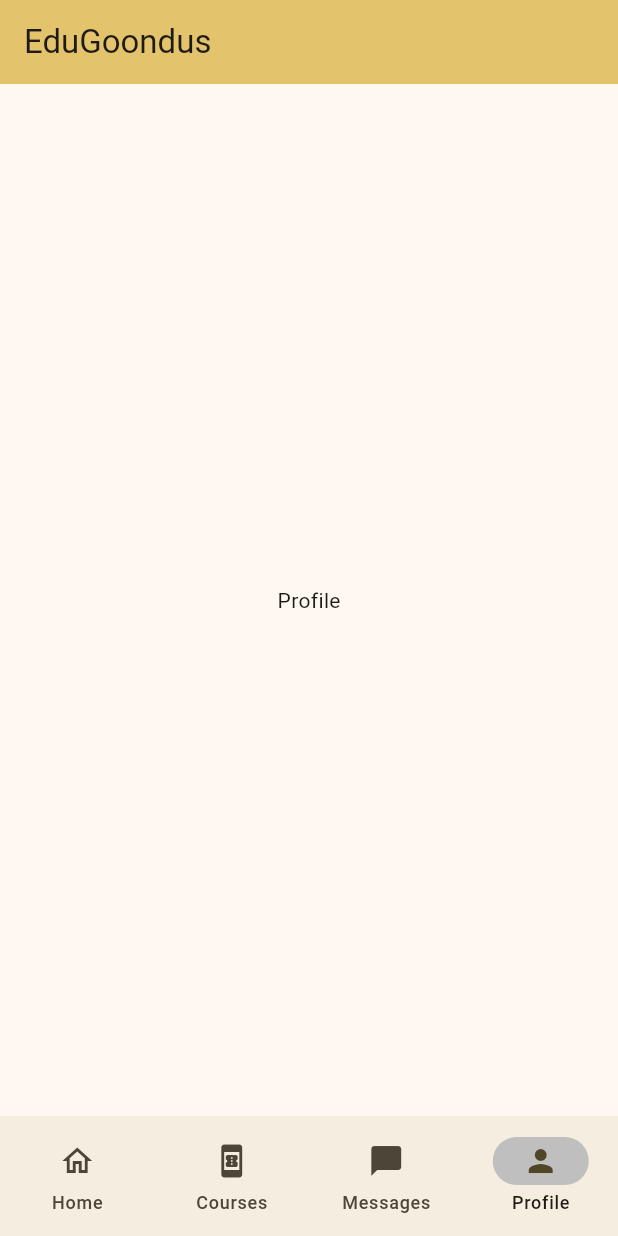
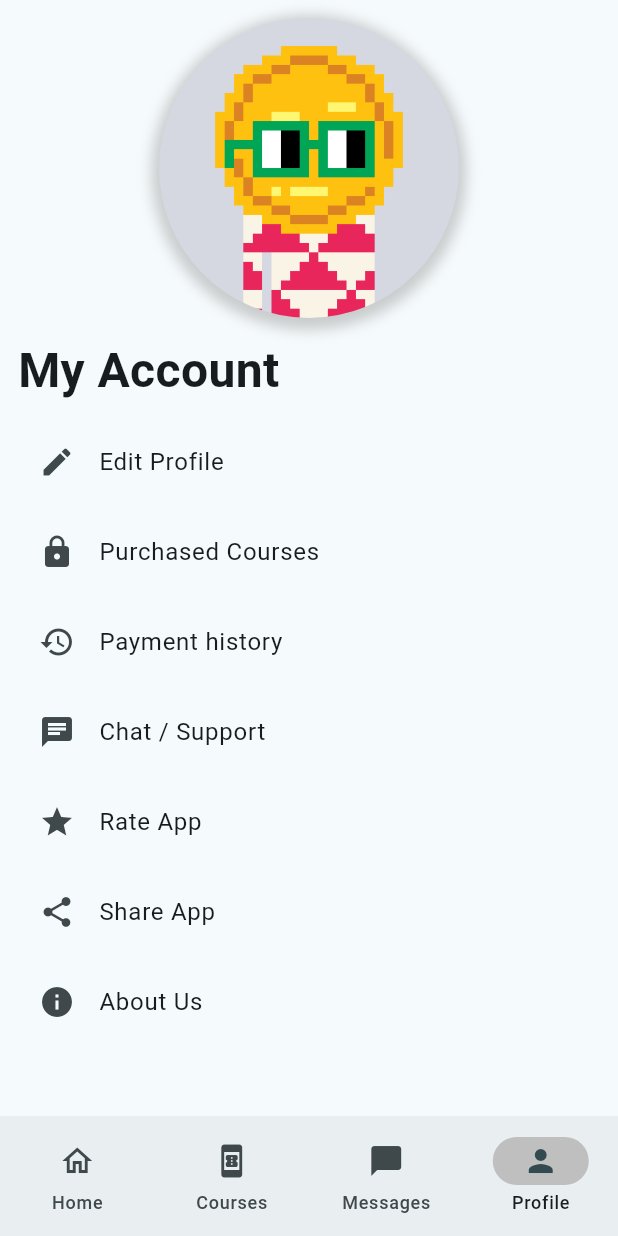
Before and after one commit to seahsongli/Educoders, a Flutter app: the screen it shows after launch, item 4 of the bottom bar chosen, on a phone screen of 412 x 824 dp. Run offline on Flutter 3.47's test engine with Material 3 defaults, Android fonts, the phone set to English and light mode, and no system bars; our stand-ins replace flutter_svg; network calls fail.

Commit message:
Complete profile page skeleton

```diff
--- a/app/lib/main.dart
+++ b/app/lib/main.dart
@@ -19,7 +19,7 @@ class MyApp extends StatelessWidget {
       title: 'Goondus',
       theme: ThemeData(
           useMaterial3: true,
-          colorSchemeSeed: const Color.fromARGB(1, 255, 204, 0)),
+          colorSchemeSeed: const Color.fromARGB(1, 202, 239, 249)),
       home: const MyHomePage(title: 'EduGoondus'),
     );
   }
@@ -73,10 +73,12 @@ class _MyHomePageState extends State<MyHomePage> {
           ),
         ],
       ),
-      appBar: AppBar(
-        backgroundColor: Theme.of(context).colorScheme.inversePrimary,
-        title: Text(widget.title),
-      ),
+      appBar: currentPageIndex == 0 || currentPageIndex == 1
+          ? AppBar(
+              backgroundColor: Theme.of(context).colorScheme.inversePrimary,
+              title: Text(widget.title),
+            )
+          : null,
       body: widget.pages[currentPageIndex],
     );
   }
--- a/app/lib/pages/courses_page/courses_page.dart
+++ b/app/lib/pages/courses_page/courses_page.dart
@@ -5,7 +5,8 @@ class CoursesPage extends StatelessWidget {
   const CoursesPage({super.key});
   @override
   Widget build(BuildContext context) {
-    return const Center(
+    return const SafeArea(
+      child: Center(
         child: Column(
           children: [
             GreetingWidget(),
@@ -26,6 +27,7 @@ class CoursesPage extends StatelessWidget {
               child: CoursesDisplay(),
             ),
           ],
+        ),
       ),
     );
   }
--- a/app/lib/pages/home_page.dart
+++ b/app/lib/pages/home_page.dart
@@ -1,11 +1,19 @@
 import 'package:flutter/material.dart';
+import 'package:flutter_svg/flutter_svg.dart';
 
 class HomePage extends StatelessWidget {
   const HomePage({super.key});
   @override
   Widget build(BuildContext context) {
-    return const Center(
-      child: Text("Home"),
+    return Center(
+      child: Column(
+        children: [
+          Image.asset(
+            "images/noun.png",
+          ),
+          const Text("Meow"),
+        ],
+      ),
     );
   }
 }
--- a/app/lib/pages/profile_page.dart
+++ b/app/lib/pages/profile_page.dart
@@ -4,8 +4,110 @@ class ProfilePage extends StatelessWidget {
   const ProfilePage({super.key});
   @override
   Widget build(BuildContext context) {
-    return const Center(
-      child: Text("Profile"),
+    return SafeArea(
+      child: Center(
+        child: Column(
+          children: [
+            Container(
+              margin: const EdgeInsets.all(12),
+              decoration: BoxDecoration(
+                shape: BoxShape.circle,
+                boxShadow: [
+                  BoxShadow(
+                    color: Colors.grey.withOpacity(0.5),
+                    spreadRadius: 5,
+                    blurRadius: 7,
+                    offset: const Offset(0, 3),
+                  ),
+                ],
+              ),
+              child: ClipRRect(
+                borderRadius: BorderRadius.circular(100),
+                child: Image.asset(
+                  "images/noun.png",
+                  height: 200,
+                ),
+              ),
+            ),
+            const Align(
+              alignment: Alignment.centerLeft,
+              child: Padding(
+                padding: EdgeInsets.only(left: 12.0),
+                child: Text(
+                  'My Account',
+                  style: TextStyle(
+                    fontSize: 32,
+                    fontWeight: FontWeight.bold,
+                  ),
+                ),
+              ),
+            ),
+            const Expanded(child: MyDrawer())
+          ],
+        ),
+      ),
     );
   }
 }
+
+class DrawerItem extends StatelessWidget {
+  final IconData icon;
+  final String title;
+
+  const DrawerItem({
+    super.key,
+    required this.icon,
+    required this.title,
+  });
+
+  @override
+  Widget build(BuildContext context) {
+    return Padding(
+      padding: const EdgeInsets.all(2.0),
+      child: Material(
+        child: ListTile(
+          shape: ShapeBorder.lerp(
+            RoundedRectangleBorder(
+              borderRadius: BorderRadius.circular(8),
+            ),
+            RoundedRectangleBorder(
+              borderRadius: BorderRadius.circular(8),
+            ),
+            0.5,
+          ),
+          hoverColor: Colors.grey.withOpacity(0.5),
+          style: ListTileStyle.list,
+          leading: Icon(icon),
+          title: Text(title),
+          onTap: () {
+            // Handle item tap here (e.g., navigate to a different screen)
+          },
+        ),
+      ),
+    );
+  }
+}
+
+List<Widget> drawerItems = [
+  const DrawerItem(icon: Icons.edit, title: 'Edit Profile'),
+  const DrawerItem(icon: Icons.lock, title: 'Purchased Courses'),
+  const DrawerItem(icon: Icons.history, title: 'Payment history'),
+  const DrawerItem(icon: Icons.chat, title: 'Chat / Support'),
+  const DrawerItem(icon: Icons.star, title: 'Rate App'),
+  const DrawerItem(icon: Icons.share, title: 'Share App'),
+  const DrawerItem(icon: Icons.info, title: 'About Us'),
+];
+
+class MyDrawer extends StatelessWidget {
+  const MyDrawer({super.key});
+
+  @override
+  Widget build(BuildContext context) {
+    return ListView(
+      padding: const EdgeInsets.all(8),
+      children: [
+        ...drawerItems,
+      ],
+    );
+  }
+}
```
Also changed, not shown: app/pubspec.yaml (+5 -6 lines), app/images/1251.svg (added), app/images/noun.png (added), app/pubspec.lock. Lines whose indentation alone changed are shown as unchanged.
